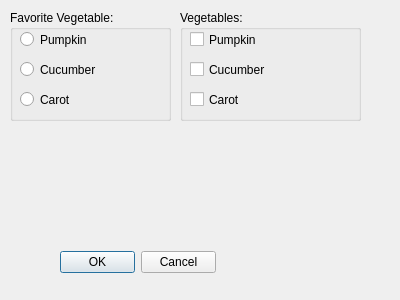
Wolframe/qtClient, file qt/forms/form3.ui: the form before one commit.
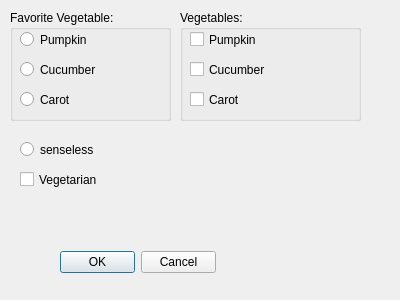
The form after the commit.

Commit message: fixed installation of locale and number normalization modules first try to put libxml2 module in separate package some more tests in qtclient

```diff
--- a/qt/forms/form3.ui
+++ b/qt/forms/form3.ui
@@ -130,6 +130,32 @@
     </property>
    </widget>
   </widget>
+  <widget class="QRadioButton" name="sensless">
+   <property name="geometry">
+    <rect>
+     <x>20</x>
+     <y>140</y>
+     <width>100</width>
+     <height>19</height>
+    </rect>
+   </property>
+   <property name="text">
+    <string>senseless</string>
+   </property>
+  </widget>
+  <widget class="QCheckBox" name="vegetarian">
+   <property name="geometry">
+    <rect>
+     <x>20</x>
+     <y>170</y>
+     <width>85</width>
+     <height>19</height>
+    </rect>
+   </property>
+   <property name="text">
+    <string>Vegetarian</string>
+   </property>
+  </widget>
  </widget>
  <tabstops>
   <tabstop>pumpkin</tabstop>
```
The commit also changes 1 other file.
